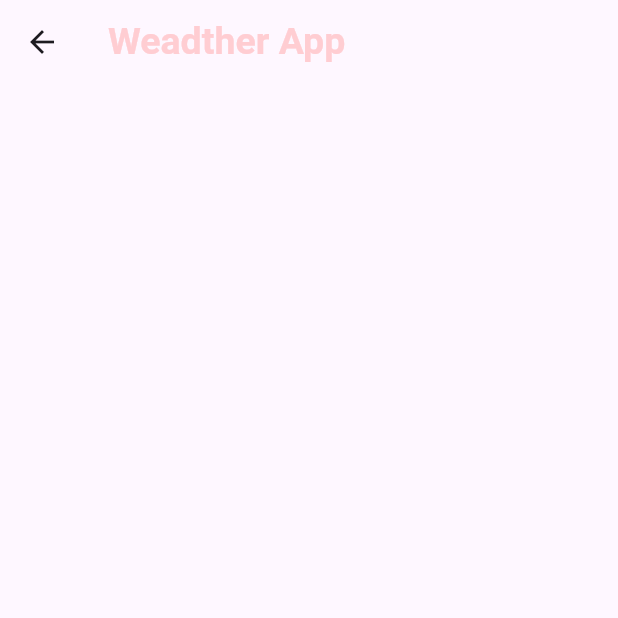
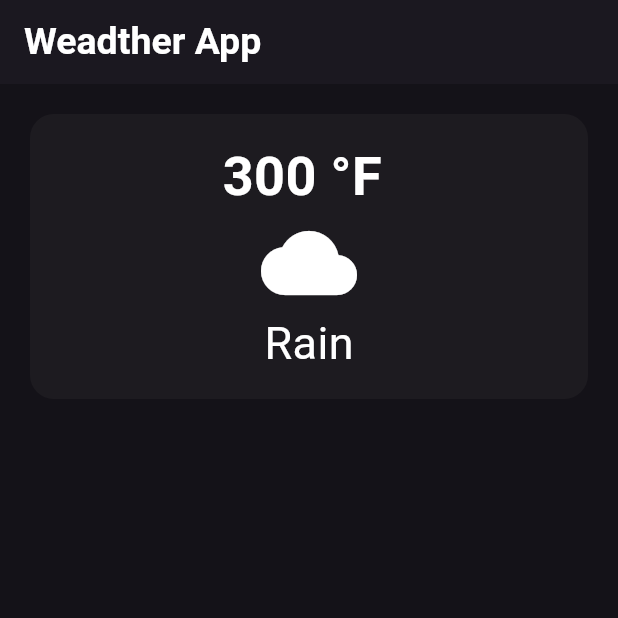
Before and after one commit to nikhil-roy-1218/weadther_radar, a Flutter app: the HomePage screen opened directly, on a phone screen of 412 x 824 dp, the top half of it. Run offline on Flutter 3.47's test engine with Material 3 defaults, Android fonts, the phone set to English and light mode, and no system bars.

Commit message:
Add one card

```diff
--- a/lib/main.dart
+++ b/lib/main.dart
@@ -1,4 +1,5 @@
 import 'package:flutter/material.dart';
+import 'package:weadther_radar/screens/home_page.dart';
 
 void main() {
   runApp(MyApp());
@@ -12,8 +13,10 @@ class MyApp extends StatelessWidget {
     return MaterialApp(
       title: "Weadther App",
       debugShowCheckedModeBanner: false,
-      theme: ThemeData(primarySwatch: Colors.deepPurple),
-      home: Scaffold(),
+      theme: ThemeData.dark(
+        useMaterial3: true,
+      ).copyWith(appBarTheme: AppBarTheme()),
+      home: HomePage(),
     );
   }
 }
--- a/lib/screens/home_page.dart
+++ b/lib/screens/home_page.dart
@@ -7,13 +7,51 @@ class HomePage extends StatelessWidget {
   Widget build(BuildContext context) {
     return Scaffold(
       appBar: AppBar(
+        elevation: 0.7,
         title: Text(
           "Weadther App",
           style: TextStyle(
+            fontWeight: FontWeight.bold,
+            color: Colors.white,
             fontSize: 25,
-            fontWeight: FontWeight.bold,
-            color: Colors.red.shade100,
           ),
+        ),
+      ),
+      body: Padding(
+        padding: const EdgeInsets.all(16),
+        child: Column(
+          children: [
+            // Mian card
+            SizedBox(
+              width: 450,
+              child: Card(
+                elevation: 0,
+                shape: RoundedRectangleBorder(
+                  borderRadius: BorderRadius.circular(16),
+                ),
+                child: Padding(
+                  padding: const EdgeInsets.all(16),
+                  child: Column(
+                    children: [
+                      Text(
+                        "300 °F ",
+                        style: TextStyle(
+                          fontWeight: FontWeight.bold,
+                          color: Colors.white,
+                          fontSize: 36,
+                        ),
+                      ),
+                      Icon(Icons.cloud, size: 64),
+                      Text(
+                        "Rain",
+                        style: TextStyle(fontSize: 30, color: Colors.white),
+                      ),
+                    ],
+                  ),
+                ),
+              ),
+            ),
+          ],
         ),
       ),
     );
```
